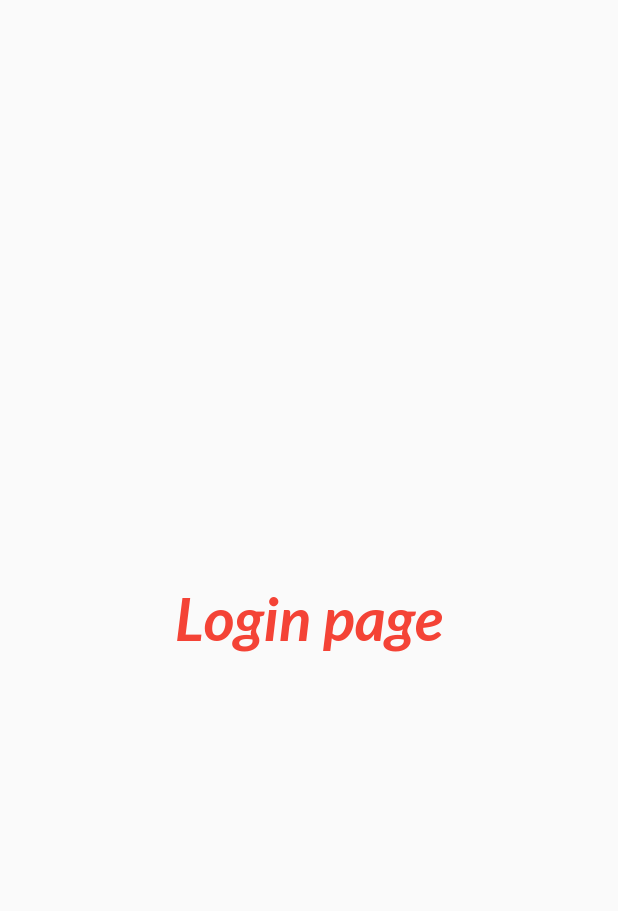
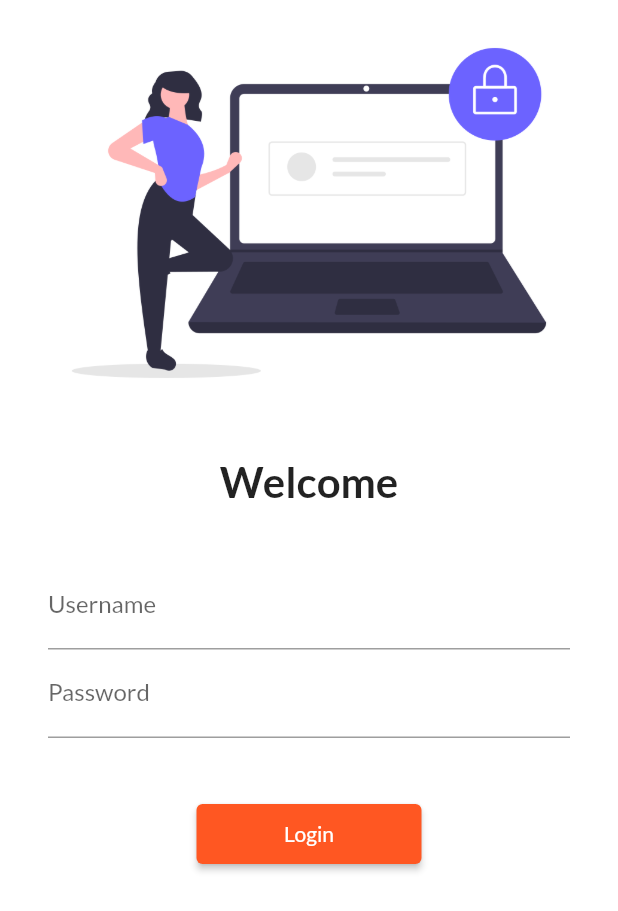
Before and after one commit to techsimple123/FlutterExample, a Flutter app: the screen it shows after launch, on a phone screen of 412 x 824 dp. Shown: the top 911 px of the screen. Run offline on Flutter 3.47's test engine with Material 2 defaults, Android fonts, the phone set to English and light mode, and no system bars; our stand-ins replace google_fonts.

Commit message:
day5 completed

```diff
--- a/lib/main.dart
+++ b/lib/main.dart
@@ -3,6 +3,7 @@ import 'package:flutter/material.dart';
 import 'package:google_fonts/google_fonts.dart';
 import 'package:pineapple_flutter/pages/home_page.dart';
 import 'package:pineapple_flutter/pages/login_page.dart';
+import 'package:pineapple_flutter/utils/routes.dart';
 
 void main() {
   runApp(myApp());
@@ -16,6 +17,7 @@ class myApp extends StatelessWidget {
     return MaterialApp(
       //home: HomePage(),
       themeMode: ThemeMode.light,
+      //  debugShowCheckedModeBanner: false,
       theme: ThemeData(
           primarySwatch: Colors.deepOrange,
           fontFamily: GoogleFonts.lato().fontFamily),
@@ -25,8 +27,8 @@ class myApp extends StatelessWidget {
       // initialRoute: "/home",
       routes: {
         "/": (context) => LoginPage(),
-        "/home": (context) => HomePage(),
-        "/login": (context) => LoginPage(),
+        MyRoutes.homeRoute: (context) => HomePage(),
+        MyRoutes.loginRoute: (context) => LoginPage(),
       },
     );
   }
--- a/lib/pages/login_page.dart
+++ b/lib/pages/login_page.dart
@@ -1,4 +1,6 @@
+import 'package:flutter/cupertino.dart';
 import 'package:flutter/material.dart';
+import 'package:pineapple_flutter/utils/routes.dart';
 
 class LoginPage extends StatelessWidget {
   const LoginPage({Key? key}) : super(key: key);
@@ -6,19 +8,52 @@ class LoginPage extends StatelessWidget {
   @override
   Widget build(BuildContext context) {
     return Material(
-      child: Center(
-        child: Text(
-          "Login page",
-          style: TextStyle(
-            fontSize: 20,
-            fontWeight: FontWeight.bold,
-            fontStyle: FontStyle.italic,
-            color: Colors.red,
+        color: Colors.white,
+        child: SingleChildScrollView(
+          child: Column(
+            children: [
+              Image.asset(
+                "assets/images/login_image.png",
+                fit: BoxFit.cover,
+              ),
+              SizedBox(
+                height: 20,
+              ),
+              Text(
+                "Welcome",
+                style: TextStyle(fontSize: 28, fontWeight: FontWeight.bold),
+              ),
+              SizedBox(
+                height: 20,
+              ),
+              Padding(
+                padding: const EdgeInsets.symmetric(
+                    vertical: 16.0, horizontal: 32.0),
+                child: Column(
+                  children: [
+                    TextFormField(
+                      decoration: InputDecoration(
+                          hintText: "Enter username", labelText: "Username"),
+                    ),
+                    TextFormField(
+                      obscureText: true,
+                      decoration: InputDecoration(
+                          hintText: "Enter password", labelText: "Password"),
+                    ),
+                    SizedBox(
+                      height: 40,
+                    ),
+                    ElevatedButton(
+                        child: Text("Login"),
+                        style: TextButton.styleFrom(minimumSize: Size(150, 40)),
+                        onPressed: () {
+                          Navigator.pushNamed(context, MyRoutes.homeRoute);
+                        })
+                  ],
+                ),
+              )
+            ],
           ),
-          textScaleFactor: 2.0,
-
-        ),
-      ),
-    );
+        ));
   }
 }
--- /dev/null
+++ b/lib/utils/routes.dart
@@ -0,0 +1,4 @@
+class MyRoutes {
+  static String loginRoute = "/login";
+  static String homeRoute = "/home";
+}
--- a/pubspec.yaml
+++ b/pubspec.yaml
@@ -46,8 +46,8 @@ flutter:
   uses-material-design: true
 
   # To add assets to your application, add an assets section, like this:
-  # assets:
-  #   - images/a_dot_burr.jpeg
+  assets:
+     - assets/images/
   #   - images/a_dot_ham.jpeg
 
   # An image asset can refer to one or more resolution-specific "variants", see
```
Also changed, not shown: assets/images/login_image.png (added), pubspec.lock.
